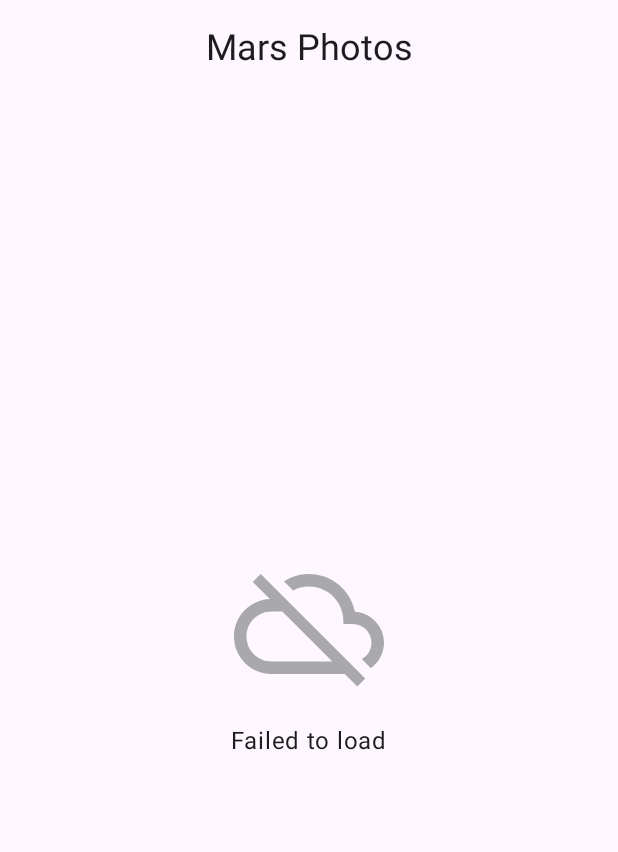
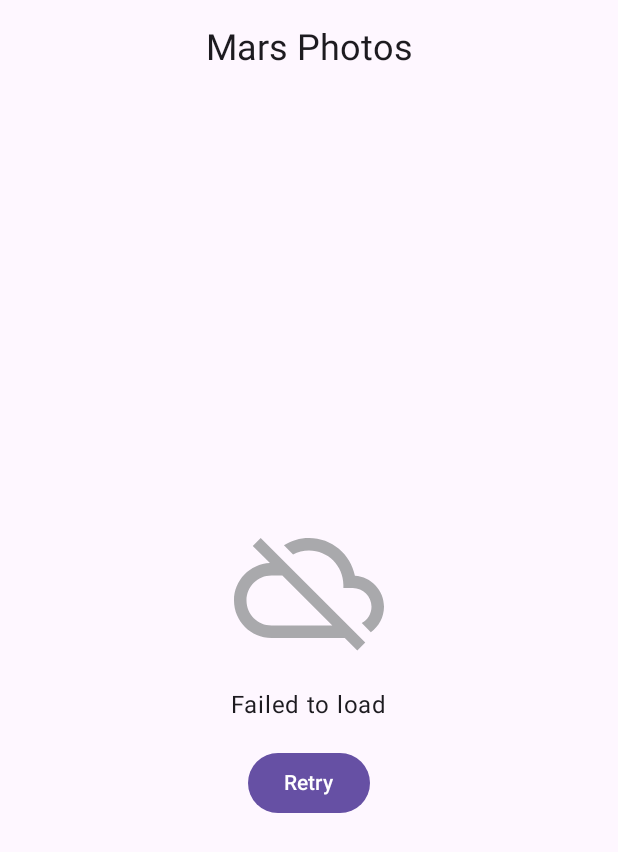
Before and after one commit to SukritLove/MarsPhotosKMM, an Android app built with Jetpack Compose: the screen it shows after launch (MainActivity), on a phone screen of 412 x 824 dp. Shown: the top 852 px of the screen. Run offline under Robolectric (Android 15) with nearby library versions, the phone set to English and light mode, and no system bars; libraries missing offline, so code that uses them is left out: com.jakewharton.retrofit2; pictures from the network do not load.

Commit message:
Add retry action

```diff
--- a/app/src/main/java/com/example/marsphotos/ui/MarsPhotosApp.kt
+++ b/app/src/main/java/com/example/marsphotos/ui/MarsPhotosApp.kt
@@ -51,7 +51,7 @@ fun MarsPhotosApp() {
         ) {
             val marsViewModel: MarsViewModel =
                 viewModel(factory = MarsViewModel.Factory)
-                HomeScreen(marsUiState = marsViewModel.marsUiState)
+                HomeScreen(marsUiState = marsViewModel.marsUiState, retryAction = marsViewModel::getMarsPhotos)
         }
     }
 }
--- a/app/src/main/java/com/example/marsphotos/ui/screens/HomeScreen.kt
+++ b/app/src/main/java/com/example/marsphotos/ui/screens/HomeScreen.kt
@@ -20,6 +20,7 @@ import androidx.compose.foundation.layout.Arrangement
 import androidx.compose.foundation.layout.Box
 import androidx.compose.foundation.layout.Column
 import androidx.compose.foundation.layout.PaddingValues
+import androidx.compose.foundation.layout.aspectRatio
 import androidx.compose.foundation.layout.fillMaxSize
 import androidx.compose.foundation.layout.fillMaxWidth
 import androidx.compose.foundation.layout.padding
@@ -27,6 +28,9 @@ import androidx.compose.foundation.layout.size
 import androidx.compose.foundation.lazy.grid.GridCells
 import androidx.compose.foundation.lazy.grid.LazyVerticalGrid
 import androidx.compose.foundation.lazy.grid.items
+import androidx.compose.material3.Button
+import androidx.compose.material3.Card
+import androidx.compose.material3.CardDefaults
 import androidx.compose.material3.Text
 import androidx.compose.runtime.Composable
 import androidx.compose.ui.Alignment
@@ -46,21 +50,25 @@ import com.example.marsphotos.ui.theme.MarsPhotosTheme
 
 @Composable
 fun HomeScreen(
-    marsUiState: MarsUiState, modifier: Modifier = Modifier
+    marsUiState: MarsUiState, retryAction: () -> Unit, modifier: Modifier = Modifier
 ) {
     when (marsUiState) {
         is MarsUiState.Loading -> LoadingScreen(
             modifier = modifier.fillMaxWidth()
         )
 
-        is MarsUiState.Success -> PhotoGridScreen(marsUiState.photos, modifier)
+        is MarsUiState.Success -> PhotosGridScreen(marsUiState.photos, modifier)
 
-        is MarsUiState.Error -> ErrorScreen(modifier = modifier)
+        is MarsUiState.Error -> ErrorScreen(retryAction, modifier = modifier.fillMaxSize())
     }
 }
 
 @Composable
 fun MarsPhotoCard(photo: MarsPhoto, modifier: Modifier = Modifier) {
+    Card(
+        modifier = modifier,
+        elevation = CardDefaults.cardElevation(defaultElevation = 8.dp)
+    ) {
         AsyncImage(
             model = ImageRequest.Builder(context = LocalContext.current)
                 .data(photo.imgsrc)
@@ -70,18 +78,26 @@ fun MarsPhotoCard(photo: MarsPhoto, modifier: Modifier = Modifier) {
             placeholder = painterResource(R.drawable.loading_img),
             contentDescription = stringResource(R.string.mars_photo),
             contentScale = ContentScale.Crop,
+            modifier = modifier
         )
+    }
 }
 
 @Composable
-fun PhotoGridScreen(photos: List<MarsPhoto>, modifier: Modifier = Modifier) {
+fun PhotosGridScreen(photos: List<MarsPhoto>, modifier: Modifier = Modifier) {
     LazyVerticalGrid(
         columns = GridCells.Adaptive(150.dp),
         modifier = modifier.fillMaxWidth(),
         contentPadding = PaddingValues(4.dp)
-    ){
-        items(items = photos, key = {photo -> photo.id}){
-            photo -> MarsPhotoCard(photo)
+    ) {
+        items(items = photos, key = { photo -> photo.id }) { photo ->
+            MarsPhotoCard(
+                photo,
+                modifier = modifier
+                    .padding(4.dp)
+                    .fillMaxWidth()
+                    .aspectRatio(1.5f)
+            )
         }
     }
 }
@@ -109,7 +125,7 @@ fun LoadingScreen(modifier: Modifier = Modifier) {
 }
 
 @Composable
-fun ErrorScreen(modifier: Modifier = Modifier) {
+fun ErrorScreen(retryAction: () -> Unit,modifier: Modifier = Modifier) {
     Column(
         modifier = modifier,
         verticalArrangement = Arrangement.Center,
@@ -117,6 +133,9 @@ fun ErrorScreen(modifier: Modifier = Modifier) {
     ) {
         Image(painter = painterResource(R.drawable.ic_connection_error), contentDescription = "")
         Text(text = stringResource(R.string.loading_failed), modifier = Modifier.padding(16.dp))
+        Button(onClick = retryAction) {
+            Text(stringResource(id = R.string.retry))
+        }
     }
 }
 
@@ -128,3 +147,12 @@ fun ResultScreenPreview() {
         ResultScreen(stringResource(R.string.placeholder_result))
     }
 }
+
+@Preview(showBackground = true)
+@Composable
+fun PhotosGridScreenPreview() {
+    MarsPhotosTheme {
+        val mockData = List(10) { MarsPhoto("$it", "") }
+        PhotosGridScreen(mockData)
+    }
+}
--- a/app/src/main/java/com/example/marsphotos/ui/screens/MarsViewModel.kt
+++ b/app/src/main/java/com/example/marsphotos/ui/screens/MarsViewModel.kt
@@ -43,7 +43,7 @@ class MarsViewModel(private val marsPhotosRepository: MarsPhotosRepository) : Vi
         getMarsPhotos()
     }
 
-    private fun getMarsPhotos() {
+    public fun getMarsPhotos() {
         viewModelScope.launch {
             marsUiState = MarsUiState.Loading
             marsUiState = try {
```
Lines whose indentation alone changed are shown as unchanged.
